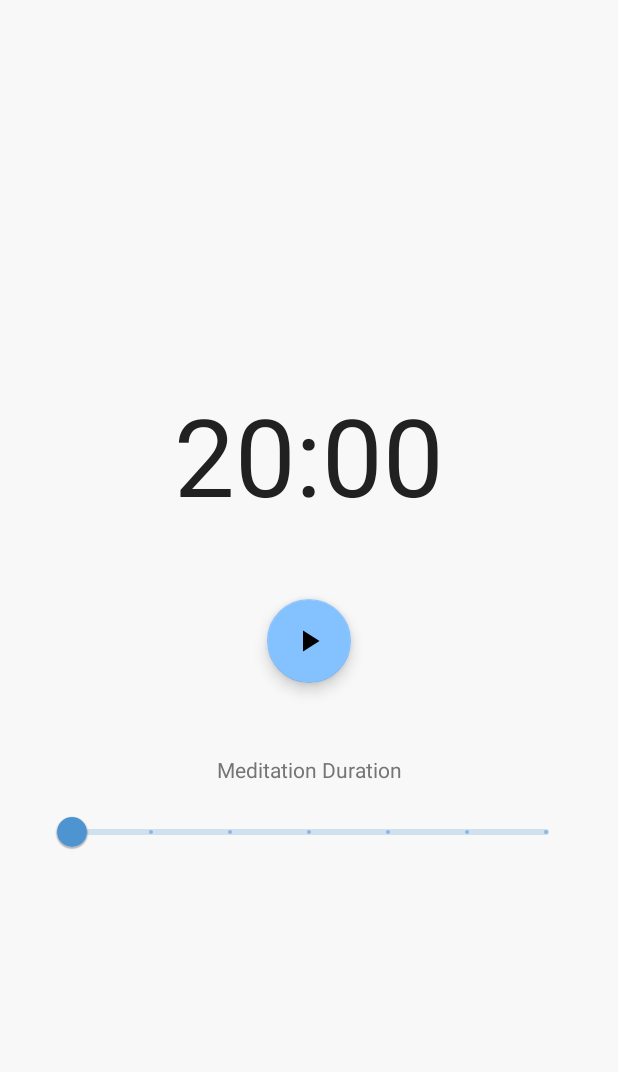
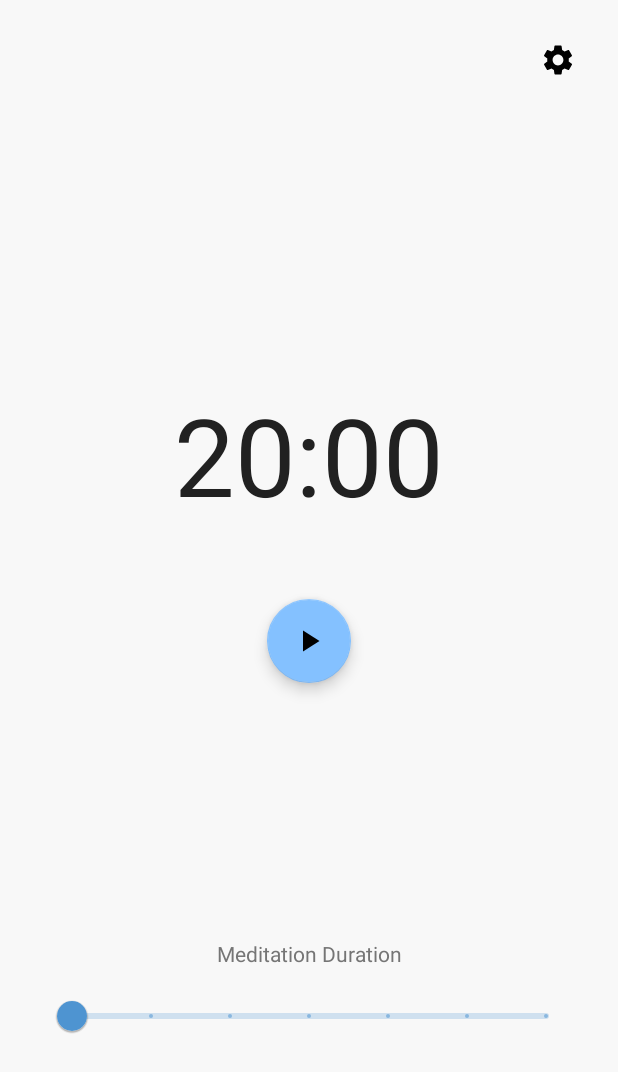
Before and after one commit to patflynn/vibe, an Android app: the layout activity_main.xml on its own in the app's theme, with its tools: preview values and no code run, on a phone screen of 412 x 824 dp. Shown: the top 1072 px of the screen. Run offline under Robolectric (Android 15) with nearby library versions, the phone set to English and light mode, and no system bars.

Commit message:
feat: implement minimalist UI for issue #69
- Add auto-hiding controls that fade out after 3 seconds on app start
- Add touch interaction to show/hide controls by tapping screen
- Add settings button in top-right corner with fade animations
- Group controls in container for better animation management
- Preserve timer duration persistence from previous implementation
- All UI elements except play button are hidden by default
- Smooth fade animations with 300ms duration
- Settings button toggles controls visibility (placeholder functionality)

🤖 Generated with [Claude Code](https://claude.ai/code)

Co-Authored-By: Claude <noreply@anthropic.com>

```diff
--- /dev/null
+++ b/app/src/main/res/drawable/ic_settings.xml
@@ -0,0 +1,10 @@
+<vector xmlns:android="http://schemas.android.com/apk/res/android"
+    android:width="24dp"
+    android:height="24dp"
+    android:viewportWidth="24"
+    android:viewportHeight="24"
+    android:tint="?attr/colorOnBackground">
+  <path
+      android:fillColor="@android:color/white"
+      android:pathData="M19.14,12.94c0.04,-0.3 0.06,-0.61 0.06,-0.94c0,-0.32 -0.02,-0.64 -0.07,-0.94l2.03,-1.58c0.18,-0.14 0.23,-0.41 0.12,-0.61l-1.92,-3.32c-0.12,-0.22 -0.37,-0.29 -0.59,-0.22l-2.39,0.96c-0.5,-0.38 -1.03,-0.7 -1.62,-0.94L14.4,2.81c-0.04,-0.24 -0.24,-0.41 -0.48,-0.41h-3.84c-0.24,0 -0.43,0.17 -0.47,0.41L9.25,5.35C8.66,5.59 8.12,5.92 7.63,6.29L5.24,5.33c-0.22,-0.08 -0.47,0 -0.59,0.22L2.74,8.87C2.62,9.08 2.66,9.34 2.86,9.48l2.03,1.58C4.84,11.36 4.82,11.69 4.82,12s0.02,0.64 0.07,0.94l-2.03,1.58c-0.18,0.14 -0.23,0.41 -0.12,0.61l1.92,3.32c0.12,0.22 0.37,0.29 0.59,0.22l2.39,-0.96c0.5,0.38 1.03,0.7 1.62,0.94l0.36,2.54c0.05,0.24 0.24,0.41 0.48,0.41h3.84c0.24,0 0.44,-0.17 0.47,-0.41l0.36,-2.54c0.59,-0.24 1.13,-0.56 1.62,-0.94l2.39,0.96c0.22,0.08 0.47,0 0.59,-0.22l1.92,-3.32c0.12,-0.22 0.07,-0.47 -0.12,-0.61L19.14,12.94zM12,15.6c-1.98,0 -3.6,-1.62 -3.6,-3.6s1.62,-3.6 3.6,-3.6s3.6,1.62 3.6,3.6S13.98,15.6 12,15.6z"/>
+</vector>
--- a/app/src/main/res/layout/activity_main.xml
+++ b/app/src/main/res/layout/activity_main.xml
@@ -33,6 +33,16 @@
         app:layout_constraintTop_toBottomOf="@+id/timerTextView"
         app:srcCompat="@drawable/ic_play" />
 
+    <!-- Controls container that can be hidden/shown -->
+    <androidx.constraintlayout.widget.ConstraintLayout
+        android:id="@+id/controlsContainer"
+        android:layout_width="match_parent"
+        android:layout_height="wrap_content"
+        app:layout_constraintBottom_toBottomOf="parent"
+        app:layout_constraintEnd_toEndOf="parent"
+        app:layout_constraintStart_toStartOf="parent"
+        app:layout_constraintTop_toBottomOf="@+id/startButton">
+
         <TextView
             android:id="@+id/durationLabel"
             android:layout_width="wrap_content"
@@ -40,9 +50,9 @@
             android:layout_marginTop="48dp"
             android:text="@string/duration_label"
             android:textColor="@color/text_secondary"
-        app:layout_constraintLeft_toLeftOf="parent"
-        app:layout_constraintRight_toRightOf="parent"
-        app:layout_constraintTop_toBottomOf="@+id/startButton" />
+            app:layout_constraintEnd_toEndOf="parent"
+            app:layout_constraintStart_toStartOf="parent"
+            app:layout_constraintTop_toTopOf="parent" />
 
         <com.google.android.material.slider.Slider
             android:id="@+id/durationSlider"
@@ -57,3 +67,17 @@
             app:layout_constraintTop_toBottomOf="@+id/durationLabel" />
 
     </androidx.constraintlayout.widget.ConstraintLayout>
+
+    <!-- Settings button in top-right corner -->
+    <ImageButton
+        android:id="@+id/settingsButton"
+        android:layout_width="48dp"
+        android:layout_height="48dp"
+        android:layout_margin="16dp"
+        android:background="?android:attr/selectableItemBackgroundBorderless"
+        android:contentDescription="@string/settings"
+        android:src="@drawable/ic_settings"
+        app:layout_constraintEnd_toEndOf="parent"
+        app:layout_constraintTop_toTopOf="parent" />
+
+</androidx.constraintlayout.widget.ConstraintLayout>
--- a/app/src/main/res/values/strings.xml
+++ b/app/src/main/res/values/strings.xml
@@ -5,4 +5,5 @@
     <string name="duration_label">Meditation Duration</string>
     <string name="meditation_complete">Meditation Complete</string>
     <string name="_00_00">00:00</string>
+    <string name="settings">Settings</string>
 </resources>
```
Also changed, not shown: app/src/main/java/dev/broken/app/vibe/MainActivity.kt (+88 -0 lines). Lines whose indentation alone changed are shown as unchanged.
